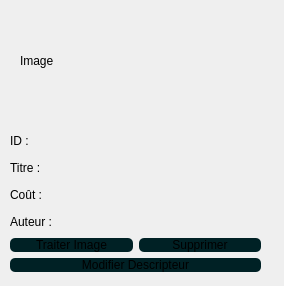
The window that Facility/afficheurdescripteur.ui (etsi-kekeli/gestion_bibliotheque_image) describes before a commit, drawn with Qt 5.
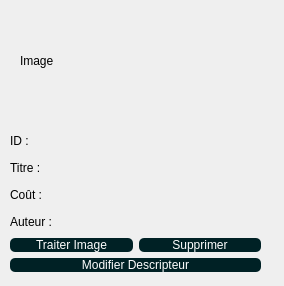
The same window after the commit.

Patch:
```diff
--- a/Facility/afficheurdescripteur.ui
+++ b/Facility/afficheurdescripteur.ui
@@ -75,7 +75,8 @@
         <property name="styleSheet">
          <string notr="true">background-color: rgb(0, 33, 37);
 border-radius:5px;
-font: 700 10pt &quot;Ubuntu&quot;;</string>
+font: 700 10pt &quot;Ubuntu&quot;;
+color:white;</string>
         </property>
         <property name="text">
          <string>Traiter Image</string>
@@ -87,7 +88,8 @@
         <property name="styleSheet">
          <string notr="true">background-color: rgb(0, 33, 37);
 border-radius:5px;
-font: 700 10pt &quot;Ubuntu&quot;;</string>
+font: 700 10pt &quot;Ubuntu&quot;;
+color:white;</string>
         </property>
         <property name="text">
          <string>Supprimer</string>
@@ -101,7 +103,8 @@
       <property name="styleSheet">
        <string notr="true">background-color: rgb(0, 33, 37);
 border-radius:5px;
-font: 700 10pt &quot;Ubuntu&quot;;</string>
+font: 700 10pt &quot;Ubuntu&quot;;
+color:white;</string>
       </property>
       <property name="text">
        <string>Modifier Descripteur</string>
```
